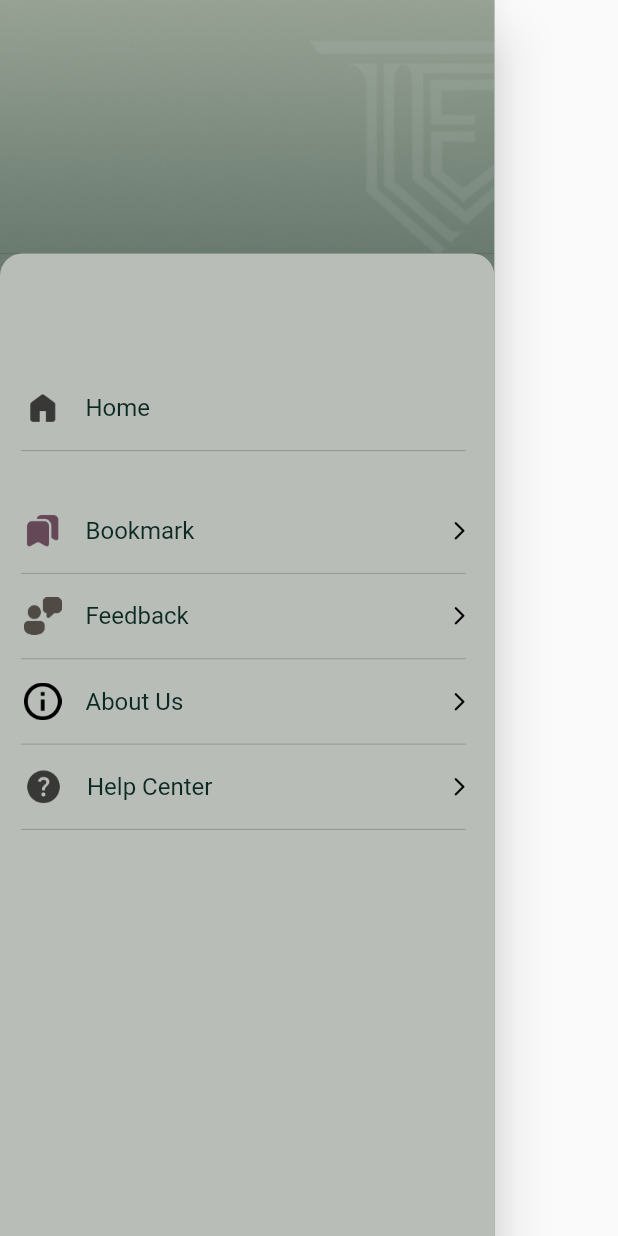
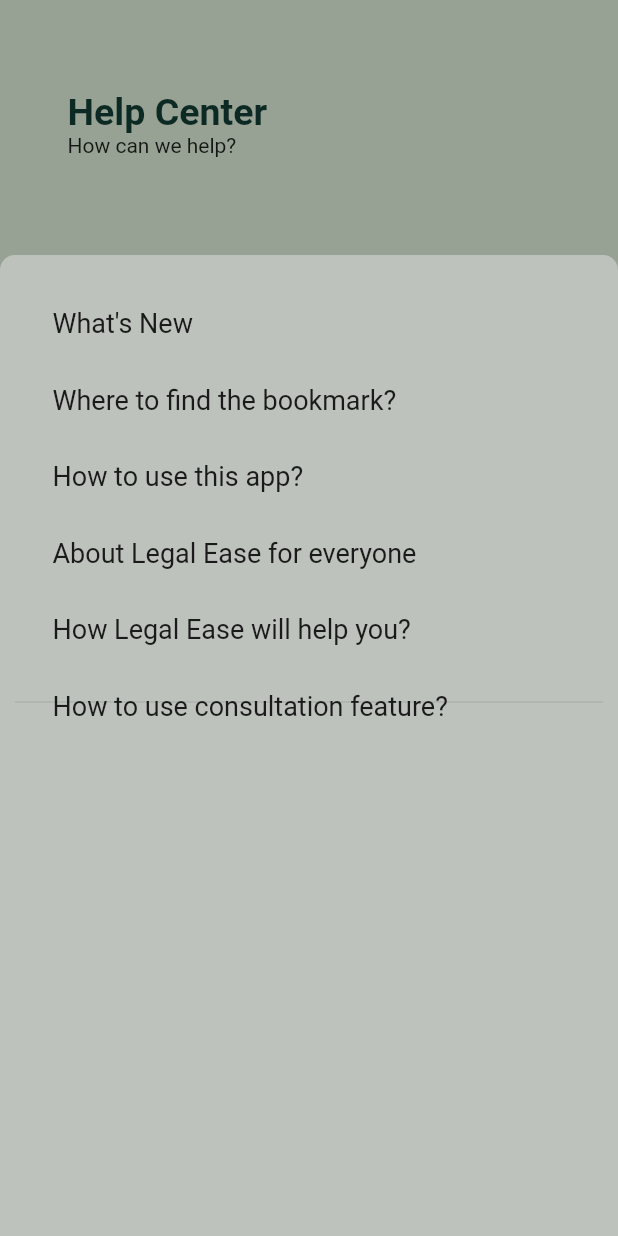
Before and after one commit to sev-n/Legal-Ease-Ius-Criminale, a Flutter app: the SideMenu widget shown alone on an empty page, opened directly, after a tap on "Help Center", on a phone screen of 412 x 824 dp. Run offline on Flutter 3.47's test engine with Material 2 defaults, Android fonts, the phone set to English and light mode, and no system bars; our stand-ins replace flutter_native_splash, get, smooth_page_indicator; Roboto replaces fonts that are missing (RobotoFlex).

Commit message:
Help Center

```diff
--- a/lib/src/home/sidemenu.dart
+++ b/lib/src/home/sidemenu.dart
@@ -1,6 +1,7 @@
 import 'package:flutter/material.dart';
 
 import '../pages/sidenav_pages/bookmark/bookmark.dart';
+import '../pages/sidenav_pages/helpcenter.dart';
 import 'home_option.dart';
 
 class SideMenu extends StatelessWidget {
@@ -192,7 +193,14 @@
                       size: 15,
                       color: Colors.black,
                     ),
-                    onTap: () {},
+                    onTap: () {
+                      Navigator.push(
+                        context,
+                        MaterialPageRoute(
+                          builder: (context) => const HelpCenter(),
+                        ),
+                      );
+                    },
                   ),
                   const Divider(
                     height: 0.9,
--- /dev/null
+++ b/lib/src/pages/sidenav_pages/helpcenter.dart
@@ -0,0 +1,141 @@
+import 'package:flutter/material.dart';
+import '../../home/sidemenu.dart';
+
+class HelpCenter extends StatelessWidget{
+  const HelpCenter({super.key});
+
+  @override
+  Widget build(BuildContext context){
+    return Scaffold(
+      resizeToAvoidBottomInset: false,
+      drawer: const SideMenu(),
+      body: SafeArea(
+        child: Align(
+          alignment: Alignment.topCenter,
+          child: Stack(
+            children: [
+              Container(
+                width: MediaQuery.of(context).size.width,
+                height: MediaQuery.of(context).size.height,
+                decoration: const BoxDecoration(
+                  color: Color(0xff97a294),
+                ),
+                child: Align(
+                  alignment: Alignment.bottomLeft,
+                  child: Padding(
+                    padding: const EdgeInsets.only(left: 45, top: 60),
+                    child: Column(
+                      crossAxisAlignment: CrossAxisAlignment.start,
+                      children: const [
+                        Text(
+                          "Help Center",
+                          style: TextStyle(
+                            fontSize: 25,
+                            fontWeight: FontWeight.bold,
+                            color: Color(0xff0c2924)
+                          ),
+                          ),
+                        Text("How can we help?")
+                      ],
+                    ),
+                    ),
+                )
+              ),
+
+
+
+              Align(
+                alignment: Alignment.bottomCenter,
+                child: SizedBox(
+                  width: MediaQuery.of(context).size.width,
+                  height: MediaQuery.of(context).size.height - 170,
+                  child: Container(
+                    decoration: BoxDecoration(
+                      color: const Color(0xCCD9D9D9).withAlpha(150),
+                      borderRadius: const BorderRadius.only(
+                        topLeft: Radius.circular(10),
+                        topRight: Radius.circular(10),
+                      )
+                    ),
+
+                    child: Align(
+                      alignment: Alignment.topLeft,
+                      child: Padding(
+                        padding: const EdgeInsets.only(left: 35, top: 35),
+                        child: Column(
+                          crossAxisAlignment: CrossAxisAlignment.start,
+                          children: [
+                            GestureDetector(
+                              child: const Text("What's New",
+                              style: TextStyle(
+                                fontSize: 18
+                                ),
+                              ),
+                              onTap: () {},
+                            ),
+                            const SizedBox(height: 30.0,),
+                            GestureDetector(
+                              child: const Text("Where to find the bookmark?",
+                              style: TextStyle(
+                                fontSize: 18
+                                ),
+                              ),
+                              onTap: () {},
+                            ),
+                            const SizedBox(height: 30.0,),
+                            GestureDetector(
+                              child: const Text("How to use this app?",
+                              style: TextStyle(
+                                fontSize: 18
+                                ),
+                              ),
+                              onTap: () {},
+                            ),
+                            const SizedBox(height: 30.0,),
+                            GestureDetector(
+                              child: const Text("About Legal Ease for everyone",
+                              style: TextStyle(
+                                fontSize: 18
+                                ),
+                              ),
+                              onTap: () {},
+                            ),
+                            const SizedBox(height: 30.0,),
+                            GestureDetector(
+                              child: const Text("How Legal Ease will help you?",
+                              style: TextStyle(
+                                fontSize: 18
+                                ),
+                              ),
+                              onTap: () {},
+                            ),
+                            const SizedBox(height: 30.0,),
+                            GestureDetector(
+                              child: const Text("How to use consultation feature?",
+                              style: TextStyle(
+                                fontSize: 18
+                                ),
+                              ),
+                              onTap: () {},
+                            ),
+                            //const Divider(endIndent: 10,)
+                          ],
+                        ),
+                      ),
+                    ),
+                  ),
+                ),
+              ),
+              const Positioned(
+                top: 460,
+                right: 0,
+                left: 0,
+                child: Divider(indent: 10, endIndent: 10,),
+              )
+            ],
+          ),
+        ),
+      ),
+    );
+  }
+}
```
